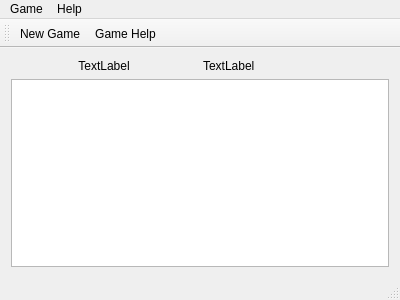
Above: MainWindow.ui from ppapryczka/ConnectedFourQt before the change. Below: the same form after it.
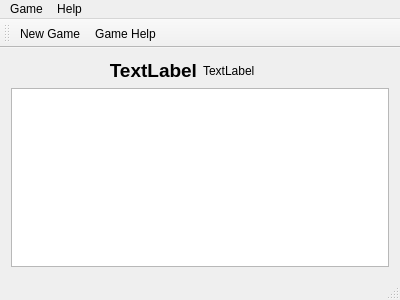
That is the form after the change. Icons and pictures are not drawn. Custom widgets are drawn as their Qt base class.

Diff of the .ui file:
```diff
--- a/MainWindow.ui
+++ b/MainWindow.ui
@@ -24,6 +24,14 @@
        <layout class="QHBoxLayout" name="horizontalLayout">
         <item>
          <widget class="QLabel" name="message">
+          <property name="font">
+           <font>
+            <pointsize>14</pointsize>
+            <weight>75</weight>
+            <italic>false</italic>
+            <bold>true</bold>
+           </font>
+          </property>
           <property name="layoutDirection">
            <enum>Qt::LeftToRight</enum>
           </property>
@@ -31,7 +39,7 @@
            <string>TextLabel</string>
           </property>
           <property name="alignment">
-           <set>Qt::AlignCenter</set>
+           <set>Qt::AlignRight|Qt::AlignTrailing|Qt::AlignVCenter</set>
           </property>
          </widget>
         </item>
```
Left out of the diff: 2 changed lines with no effect on the pictures.
